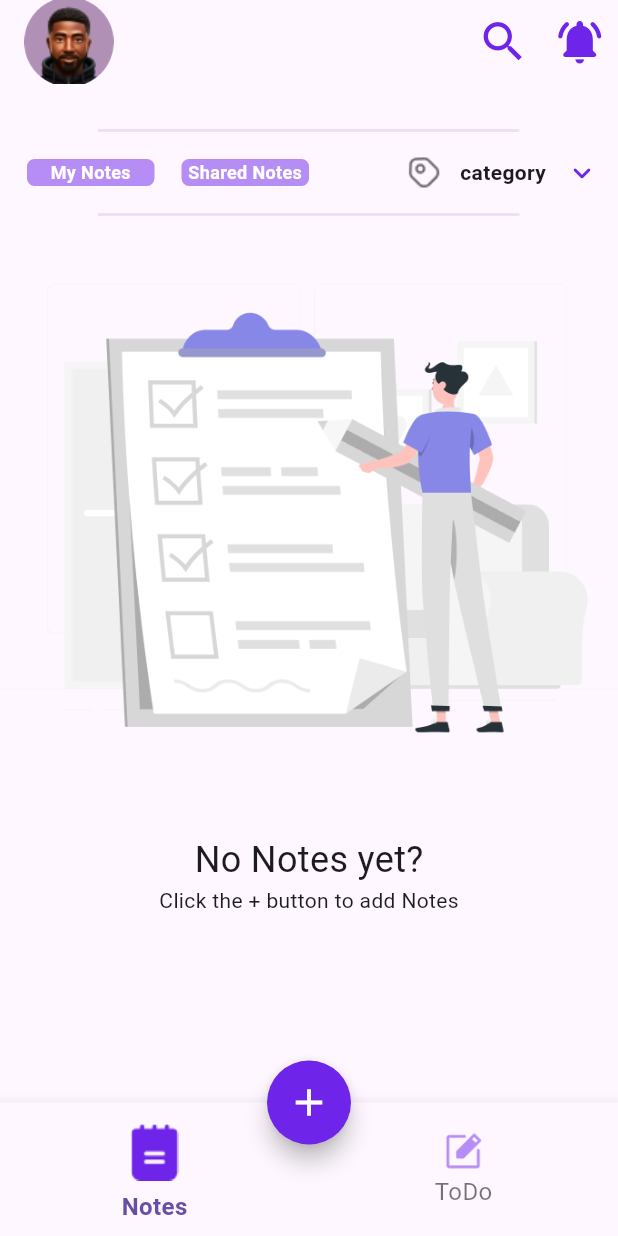
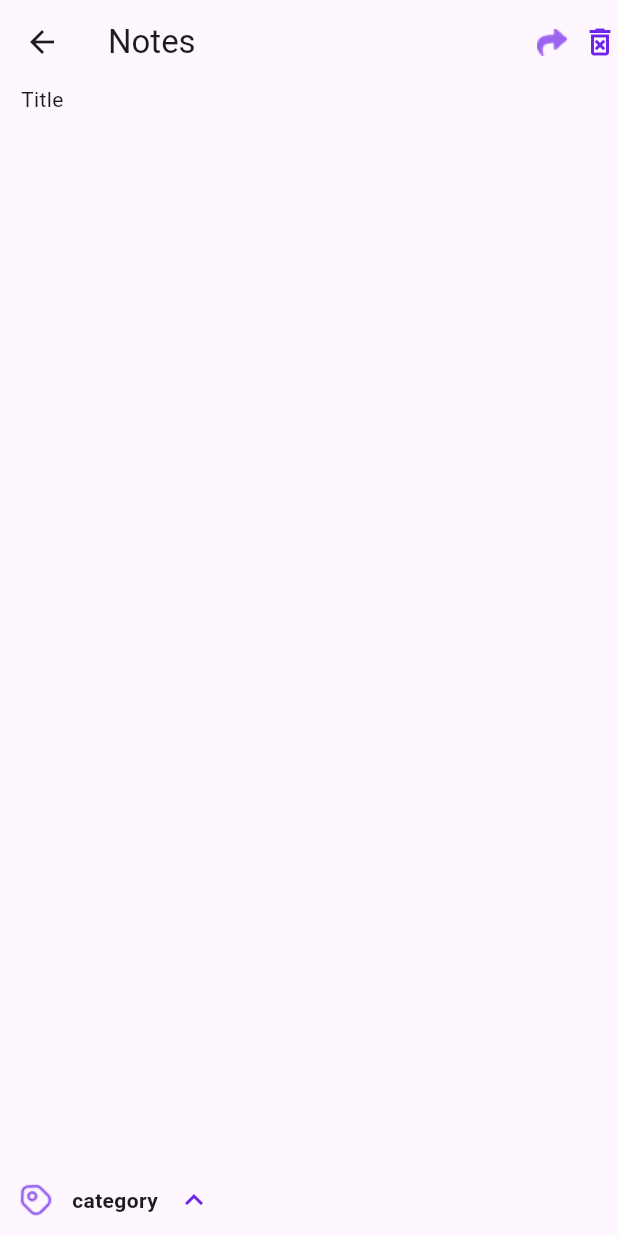
Before and after one commit to Delis2001/to_do_app_project, a Flutter app: the BottomNavBar screen opened directly, after a tap on the "add" icon, on a phone screen of 412 x 824 dp. Run offline on Flutter 3.47's test engine with Material 3 defaults, Android fonts, the phone set to English and light mode, and no system bars; our stand-ins replace intro_slider, introduction_screen, pin_code_fields, table_calendar; missing offline and left inert: dart:ffi.

Commit message:
to_do_app

```diff
--- a/lib/main.dart
+++ b/lib/main.dart
@@ -7,6 +7,8 @@ import 'package:to_do_app/screens/home_section/empty_note_home_screen.dart';
 import 'package:to_do_app/screens/intro/intro_screen.dart';
 import 'package:to_do_app/screens/forget_password/reset_password.dart';
 import 'package:to_do_app/screens/login/login_screen.dart';
+import 'package:to_do_app/screens/posts_and_edith_to_do/create_notes_screen.dart';
+import 'package:to_do_app/screens/posts_and_edith_to_do/create_to_do_screen.dart';
 import 'package:to_do_app/screens/registeration/register_screen.dart';
 import 'package:to_do_app/screens/unboarding/start_screen.dart';
 import 'package:to_do_app/screens/unboarding/unboarding_screen.dart';
@@ -23,7 +25,7 @@ class MainApp extends StatelessWidget {
   Widget build(BuildContext context) {
     return const MaterialApp(
       home: Scaffold(
-        body:  IntroScreen()     ),
+        body: IntroScreen()  ),
     );
   }
 }
--- a/lib/screens/home_section/bottom_nav.dart
+++ b/lib/screens/home_section/bottom_nav.dart
@@ -1,8 +1,10 @@
-// ignore_for_file: prefer_const_constructors
+// ignore_for_file: prefer_const_constructors, sort_child_properties_last, prefer_final_fields, unused_field
 
 import 'package:flutter/material.dart';
 import 'package:to_do_app/screens/home_section/empty_note_home_screen.dart';
 import 'package:to_do_app/screens/home_section/filled_note_screen.dart';
+import 'package:to_do_app/screens/posts_and_edith_to_do/create_notes_screen.dart';
+import 'package:to_do_app/screens/posts_and_edith_to_do/create_to_do_screen.dart';
 
 class BottomNavBar extends StatefulWidget {
   const BottomNavBar({super.key});
@@ -12,6 +14,13 @@ class BottomNavBar extends StatefulWidget {
 }
 
 class _BottomNavBarState extends State<BottomNavBar> {
+  int selectedScreen= -1;
+  void onTapScreen(int index){
+    setState(() {
+      selectedScreen = index;
+    });
+  }
+
   int index = 0;
   List screens = [
     EmptyNoteHomeScreen(),
@@ -26,6 +35,11 @@ class _BottomNavBarState extends State<BottomNavBar> {
         child: Icon(Icons.add,color: Colors.white,size: 30,),
         backgroundColor: Color(0xff6F24E9) ,
         onPressed: (){
+           if(index == 0){
+            Navigator.push(context, MaterialPageRoute(builder: (_)=>CreateNotesScreen()));
+           }else if (index == 1){
+             Navigator.push(context, MaterialPageRoute(builder: (_)=>CreateToDoScreen()));
+           }
 
         }),
       bottomNavigationBar: BottomNavigationBar(
@@ -34,6 +48,7 @@ class _BottomNavBarState extends State<BottomNavBar> {
         unselectedLabelStyle: TextStyle(fontSize: 16),
         selectedLabelStyle: TextStyle(color:Color(0xff6F24E9),fontWeight: FontWeight.bold,fontSize: 16 ),
         onTap: (value){
+          onTapScreen(index);
           setState(() {
             index = value;
           });
--- a/lib/screens/home_section/empty_note_home_screen.dart
+++ b/lib/screens/home_section/empty_note_home_screen.dart
@@ -5,9 +5,8 @@ import 'dart:ffi';
 import 'package:flutter/material.dart';
 import 'package:flutter/widgets.dart';
 import 'package:provider/provider.dart';
-import 'package:to_do_app/screens/home_section/my_note_screen.dart';
 import 'package:to_do_app/screens/home_section/setting_screen.dart';
-import 'package:to_do_app/screens/home_section/share_note_screen.dart';
+
 
 class EmptyNoteHomeScreen extends StatefulWidget {
   const EmptyNoteHomeScreen({super.key});
@@ -51,9 +50,9 @@ class _EmptyNoteHomeScreenState extends State<EmptyNoteHomeScreen> {
       _selectedIndex = index;
     });
     if(index == 0){
-       Navigator.push(context, MaterialPageRoute(builder:(_)=> MyNoteScreen(index: index) ));
+     //  Navigator.push(context, MaterialPageRoute(builder:(_)=> MyNoteScreen(index: index) ));
     }else if(index == 1){
-  Navigator.push(context, MaterialPageRoute(builder:(_)=> SharedNotesScreen(index: index) ));
+ // Navigator.push(context, MaterialPageRoute(builder:(_)=> SharedNotesScreen(index: index) ));
     }
 
   }
@@ -175,7 +174,29 @@ class _EmptyNoteHomeScreenState extends State<EmptyNoteHomeScreen> {
             Spacer(),
             IconButton(onPressed: (){}, icon: ImageIcon(Image.asset('assets/images/tag.png',color: Color(0xff6F24E9),).image)),
             Text('category',style: TextStyle(fontWeight: FontWeight.bold),),
-              IconButton(onPressed: (){}, icon: Icon(Icons.keyboard_arrow_down_rounded,color: Color(0xff6F24E9),))
+              IconButton(onPressed: (){
+                 showDialog(context: context, builder: (context) => SimpleDialog(
+                children: [
+                Column(children: [
+                  ListTile(
+                    onTap: () {
+                      showDialog(context: context, builder: (context) => SimpleDialog(children: [
+                      ListTile(leading:   Image.asset(
+                        color:  Color(0xff6F24E9),
+                        'assets/images/tag.png',),title:  Text('all categories',style: TextStyle(color:Color(0xff6F24E9) )),),
+                      ListTile(leading:   Image.asset('assets/images/tag.png',),title: Text('Kodex'),),
+                       ListTile(leading:   Image.asset('assets/images/tag.png',),title: Text('Webstack'),),
+                        ListTile(leading:   Image.asset('assets/images/tag.png',),title: Text('Univyerse'),),
+                         ListTile(leading:  Image.asset('assets/images/tag.png',),title: Text('Lorem Iposum'),),
+                    ListTile(leading:   Image.asset('assets/images/tag.png',),title: Text('Nunc ac'),),
+                     ListTile(leading: Icon(Icons.add,color: Color(0xff6F24E9),),title: Text('new category',style:TextStyle(color: Color(0xff6F24E9)),),)
+                      ],),);
+                    },
+                    leading:  Image.asset('assets/images/tag.png',color: Color(0xff6F24E9),),title:  Text('all categories',style: TextStyle(color: Color(0xff6F24E9)),)),
+                   ListTile(leading: Icon(Icons.add,color: Color(0xff6F24E9),)  ,title: Text('new category',style:TextStyle(color: Color(0xff6F24E9)),),)
+                ],)
+              ],),);
+              }, icon: Icon(Icons.keyboard_arrow_down_rounded,color: Color(0xff6F24E9),))
           ],),
             Image.asset('assets/images/vector4.png'),
             Column(
--- a/lib/screens/home_section/filled_note_screen.dart
+++ b/lib/screens/home_section/filled_note_screen.dart
@@ -5,11 +5,8 @@ import 'dart:ffi';
 import 'package:flutter/material.dart';
 import 'package:flutter/widgets.dart';
 import 'package:provider/provider.dart';
-import 'package:to_do_app/screens/home_section/my_note_screen.dart';
 import 'package:to_do_app/screens/home_section/setting_screen.dart';
-import 'package:to_do_app/screens/home_section/share_note_screen.dart';
-import 'package:to_do_app/screens/home_section/to_do_share_screen.dart';
-import 'package:to_do_app/screens/home_section/todo_note_screen.dart';
+
 
 class FilledNoteScreen extends StatefulWidget {
   const FilledNoteScreen({super.key});
@@ -53,9 +50,9 @@ class _FilledNoteScreenState extends State<FilledNoteScreen> {
       _selectedIndex = index;
     });
     if(index == 0){
-       Navigator.push(context, MaterialPageRoute(builder:(_)=> ToDONoteScreen(index: index) ));
+     //  Navigator.push(context, MaterialPageRoute(builder:(_)=> ToDONoteScreen(index: index) ));
     }else if(index == 1){
-  Navigator.push(context, MaterialPageRoute(builder:(_)=> ToDoShareScreen(index: index) ));
+ // Navigator.push(context, MaterialPageRoute(builder:(_)=> ToDoShareScreen(index: index) ));
     }
 
   }
@@ -177,7 +174,29 @@ class _FilledNoteScreenState extends State<FilledNoteScreen> {
             Spacer(),
             IconButton(onPressed: (){}, icon: ImageIcon(Image.asset('assets/images/tag.png',color: Color(0xff6F24E9),).image)),
             Text('category',style: TextStyle(fontWeight: FontWeight.bold),),
-              IconButton(onPressed: (){}, icon: Icon(Icons.keyboard_arrow_down_rounded,color: Color(0xff6F24E9),))
+              IconButton(onPressed: (){
+                 showDialog(context: context, builder: (context) => SimpleDialog(
+                children: [
+                Column(children: [
+                  ListTile(
+                    onTap: () {
+                      showDialog(context: context, builder: (context) => SimpleDialog(children: [
+                      ListTile(leading:   Image.asset(
+                        color:  Color(0xff6F24E9),
+                        'assets/images/tag.png',),title:  Text('all categories',style: TextStyle(color:Color(0xff6F24E9) )),),
+                      ListTile(leading:   Image.asset('assets/images/tag.png',),title: Text('Kodex'),),
+                       ListTile(leading:   Image.asset('assets/images/tag.png',),title: Text('Webstack'),),
+                        ListTile(leading:   Image.asset('assets/images/tag.png',),title: Text('Univyerse'),),
+                         ListTile(leading:  Image.asset('assets/images/tag.png',),title: Text('Lorem Iposum'),),
+                    ListTile(leading:   Image.asset('assets/images/tag.png',),title: Text('Nunc ac'),),
+                     ListTile(leading: Icon(Icons.add,color: Color(0xff6F24E9),),title: Text('new category',style:TextStyle(color: Color(0xff6F24E9)),),)
+                      ],),);
+                    },
+                    leading:  Image.asset('assets/images/tag.png',color: Color(0xff6F24E9),),title:  Text('all categories',style: TextStyle(color: Color(0xff6F24E9)),)),
+                   ListTile(leading: Icon(Icons.add,color: Color(0xff6F24E9),)  ,title: Text('new category',style:TextStyle(color: Color(0xff6F24E9)),),)
+                ],)
+              ],),);
+              }, icon: Icon(Icons.keyboard_arrow_down_rounded,color: Color(0xff6F24E9),))
           ],),
             Image.asset('assets/images/vector4.png'),
             Column(
--- /dev/null
+++ b/lib/screens/posts_and_edith_to_do/create_notes_screen.dart
@@ -0,0 +1,84 @@
+// ignore_for_file: prefer_const_constructors, prefer_const_literals_to_create_immutables
+
+import 'package:flutter/material.dart';
+
+
+class CreateNotesScreen extends StatefulWidget {
+
+  const CreateNotesScreen({super.key});
+
+  @override
+  State<CreateNotesScreen> createState() => _CreateNotesScreenState();
+}
+
+class _CreateNotesScreenState extends State<CreateNotesScreen> {
+  @override
+  Widget build(BuildContext context) {
+    return  Scaffold(
+      appBar: AppBar(
+        leading: IconButton(onPressed: (){
+          Navigator.of(context).pop();
+        }, icon: Icon(Icons.arrow_back)),
+        title: Text('Notes'),
+        actions: [
+          Padding(
+            padding: const EdgeInsets.only(right: 10),
+            child: Image.asset('assets/images/vector3.png',color: Color(0xff6F24E9),),
+          ),
+          Icon(Icons.delete_forever_outlined,color: Color(0xff6F24E9),),
+        ],
+      ),
+      body: Center(child: Column(
+        crossAxisAlignment: CrossAxisAlignment.start,
+        children: [
+        Padding(
+          padding: const EdgeInsets.only(left: 14),
+          child: Text('Title'),
+        ),
+        Padding(
+          padding: const EdgeInsets.only(left: 15),
+          child: TextField(
+            cursorColor: Color(0xff6F24E9),
+            enabled: true,
+            enableSuggestions: true,
+            showCursor: true,
+
+            maxLines: null,
+            keyboardType: TextInputType.multiline,
+            decoration: InputDecoration(
+            border: UnderlineInputBorder(borderSide: BorderSide.none)
+
+            ),
+          ),
+        ),
+        Spacer(),
+        Row(children: [ IconButton(onPressed: (){}, icon: Image.asset('assets/images/tag.png',color: Color(0xff6F24E9),)),
+            Text('category',style: TextStyle(fontWeight: FontWeight.bold),),
+              IconButton(onPressed: (){
+             showDialog(context: context, builder: (context) => SimpleDialog(
+                children: [
+                Column(children: [
+                  ListTile(
+                    onTap: () {
+                      showDialog(context: context, builder: (context) => SimpleDialog(children: [
+                      ListTile(leading:   Image.asset(
+                        color:  Color(0xff6F24E9),
+                        'assets/images/tag.png',),title:  Text('all categories',style: TextStyle(color:Color(0xff6F24E9) )),),
+                      ListTile(leading:   Image.asset('assets/images/tag.png',),title: Text('Kodex'),),
+                       ListTile(leading:   Image.asset('assets/images/tag.png',),title: Text('Webstack'),),
+                        ListTile(leading:   Image.asset('assets/images/tag.png',),title: Text('Univyerse'),),
+                         ListTile(leading:  Image.asset('assets/images/tag.png',),title: Text('Lorem Iposum'),),
+                    ListTile(leading:   Image.asset('assets/images/tag.png',),title: Text('Nunc ac'),),
+                     ListTile(leading: Icon(Icons.add,color: Color(0xff6F24E9),),title: Text('new category',style:TextStyle(color: Color(0xff6F24E9)),),)
+                      ],),);
+                    },
+                    leading:  Image.asset('assets/images/tag.png',color: Color(0xff6F24E9),),title:  Text('all categories',style: TextStyle(color: Color(0xff6F24E9)),)),
+                   ListTile(leading: Icon(Icons.add,color: Color(0xff6F24E9),)  ,title: Text('new category',style:TextStyle(color: Color(0xff6F24E9)),),)
+                ],)
+              ],),);
+
+              }, icon: Icon(Icons.keyboard_arrow_up_outlined,color: Color(0xff6F24E9),))],),
+      ],),),
+    );
+  }
+}
--- a/lib/screens/registeration/register_screen.dart
+++ b/lib/screens/registeration/register_screen.dart
@@ -1,4 +1,4 @@
-// ignore_for_file: prefer_const_constructors, prefer_const_literals_to_create_immutables, unused_import
+// ignore_for_file: prefer_const_constructors, prefer_const_literals_to_create_immutables, unused_import, no_leading_underscores_for_local_identifiers
 
 import 'package:flutter/gestures.dart';
 import 'package:flutter/material.dart';
--- a/pubspec.yaml
+++ b/pubspec.yaml
@@ -7,11 +7,15 @@ environment:
   sdk: '>=3.3.4 <4.0.0'
 
 dependencies:
+  table_calendar: ^3.0.0
+  intl: ^0.17.0
   provider: ^6.1.2
   standard_searchbar: ^2.1.1
   pin_code_fields: ^8.0.1
   introduction_screen: ^3.0.2
   intro_slider: ^4.2.1
+
+
   flutter:
     sdk: flutter
 
```
Also changed, not shown: lib/screens/home_section/my_note_screen.dart (deleted, +0 -19 lines), lib/screens/home_section/share_note_screen.dart (deleted, +0 -16 lines), lib/screens/home_section/to_do_share_screen.dart (deleted, +0 -16 lines), lib/screens/home_section/todo_note_screen.dart (deleted, +0 -16 lines), lib/screens/posts_and_edith_to_do/create_to_do_screen.dart (added, +216 -0 lines), assets/images/ellipse.png (added), assets/images/vector3.png (added), pubspec.lock.
